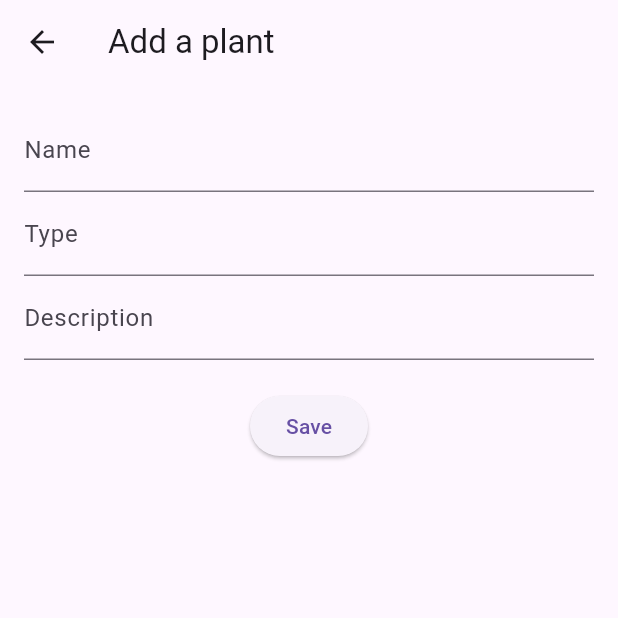
After one commit to Kaqnae/plantguardian, a Flutter app: the AddPlantPage screen opened directly, on a phone screen of 412 x 824 dp, the top half of it. The commit adds this screen. Run offline on Flutter 3.47's test engine with Material 3 defaults, Android fonts, the light colour scheme and no system bars.

Commit message:
Most UI stuff done

```diff
--- /dev/null
+++ b/lib/features/add_plant/presentation/pages/add_plant_page.dart
@@ -0,0 +1,43 @@
+import 'package:flutter/material.dart';
+import 'package:plantguardian/features/shared/models/plant_model.dart';
+import 'package:plantguardian/features/shared/widgets/plant_form.dart';
+
+class AddPlantPage extends StatelessWidget {
+  const AddPlantPage({super.key});
+
+  @override
+  Widget build(BuildContext context) {
+    final nameController = TextEditingController();
+    final typeController = TextEditingController();
+    final descController = TextEditingController();
+
+    return Scaffold(
+      appBar: AppBar(title: Text('Add a plant')),
+      body: Padding(
+        padding: const EdgeInsets.all(16.0),
+        child: Column(
+          children: [
+            PlantForm(
+              nameController: nameController,
+              typeController: typeController,
+              descController: descController,
+            ),
+            const SizedBox(height: 20),
+            ElevatedButton(
+              onPressed: () {
+                final newPlant = {
+                  'name': nameController.text,
+                  'type': typeController.text,
+                  'description': descController.text,
+                };
+
+                Navigator.pop(context);
+              },
+              child: const Text('Save'),
+            ),
+          ],
+        ),
+      ),
+    );
+  }
+}
--- a/lib/features/plant_overview/presentation/pages/main_screen.dart
+++ b/lib/features/plant_overview/presentation/pages/main_screen.dart
@@ -1,4 +1,5 @@
 import 'package:flutter/material.dart';
+import 'package:plantguardian/features/add_plant/presentation/pages/add_plant_page.dart';
 import 'package:plantguardian/features/plant_overview/presentation/widgets/plant_card.dart';
 import 'package:plantguardian/features/shared/models/plant_model.dart';
 import 'package:plantguardian/features/plant_detail/presentation/pages/plant_detail_page.dart';
@@ -29,7 +30,10 @@ class MainScreen extends StatelessWidget {
         actions: [
           PopupMenuButton<String>(
             onSelected: (value) {
-              // future: add plant logic
+              Navigator.push(
+                context,
+                MaterialPageRoute(builder: (context) => AddPlantPage()),
+              );
             },
             itemBuilder: (BuildContext context) {
               return {'Add Plant'}.map((String choice) {
--- /dev/null
+++ b/lib/features/shared/widgets/plant_form.dart
@@ -0,0 +1,26 @@
+import 'package:flutter/material.dart';
+import 'package:plantguardian/features/shared/widgets/plant_textfields.dart';
+
+class PlantForm extends StatelessWidget {
+  final TextEditingController nameController;
+  final TextEditingController typeController;
+  final TextEditingController descController;
+
+  const PlantForm({
+    super.key,
+    required this.nameController,
+    required this.typeController,
+    required this.descController,
+  });
+
+  @override
+  Widget build(BuildContext context) {
+    return Column(
+      children: [
+        PlantTextfields(controller: nameController, label: 'Name'),
+        PlantTextfields(controller: typeController, label: 'Type'),
+        PlantTextfields(controller: descController, label: 'Description'),
+      ],
+    );
+  }
+}
--- /dev/null
+++ b/lib/features/shared/widgets/plant_textfields.dart
@@ -0,0 +1,20 @@
+import 'package:flutter/material.dart';
+
+class PlantTextfields extends StatelessWidget {
+  final TextEditingController controller;
+  final String label;
+
+  const PlantTextfields({
+    super.key,
+    required this.controller,
+    required this.label,
+  });
+
+  @override
+  Widget build(BuildContext context) {
+    return TextField(
+      controller: controller,
+      decoration: InputDecoration(labelText: label),
+    );
+  }
+}
--- a/lib/main.dart
+++ b/lib/main.dart
@@ -3,6 +3,8 @@ import 'features/auth/presentation/pages/login_page.dart';
 import 'features/plant_overview/presentation/pages/main_screen.dart';
 
 void main() {
+  WidgetsFlutterBinding.ensureInitialized();
+
   runApp(const PlantGuardianApp());
 }
 
--- a/pubspec.yaml
+++ b/pubspec.yaml
@@ -1,14 +1,18 @@
 name: plantguardian
 description: "A new Flutter project."
-publish_to: 'none'
+publish_to: "none"
 version: 0.1.0
 
 environment:
   sdk: ^3.7.2
 
 dependencies:
+  camera: ^0.11.1
   flutter:
     sdk: flutter
+  image_picker: ^1.1.2
+  path: ^1.9.1
+  path_provider: ^2.1.5
 
 dev_dependencies:
   flutter_test:
```
Also changed, not shown: lib/features/plant_detail/presentation/pages/plant_detail_page.dart (+6 -17 lines), pubspec.lock, 7 other files.
